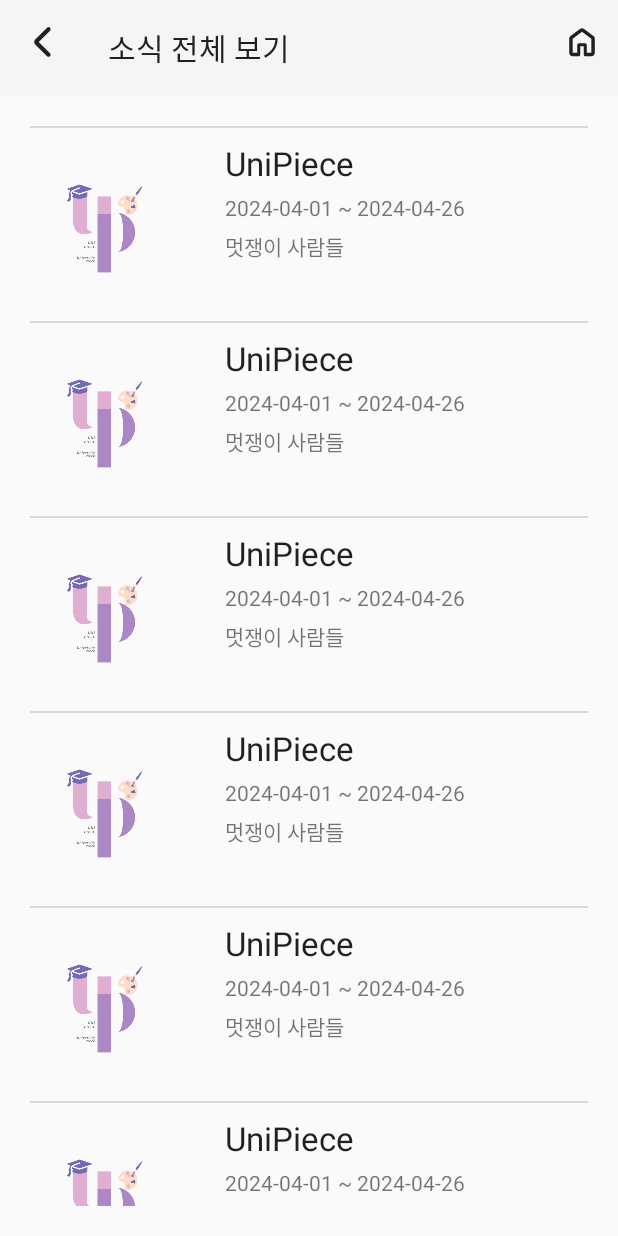
After one commit to APP-Android2/FinalProject-ShoppingMallService-team6, an Android app: the InfoAllActivity screen opened directly, with no data from a screen before it, on a phone screen of 412 x 824 dp. The commit adds this screen. Run offline under Robolectric (Android 15) with nearby library versions, the phone set to English and light mode, and no system bars.

Commit message:
[Feat]#23_InfoAllActivity 구현 완료

```diff
--- a/app/src/main/AndroidManifest.xml
+++ b/app/src/main/AndroidManifest.xml
@@ -13,8 +13,11 @@
         android:theme="@style/Theme.UniPiece"
         tools:targetApi="31">
         <activity
+            android:name=".ui.infomation.InfoAllActivity"
+            android:exported="false" />
+        <activity
             android:name=".ui.infomation.InfoOneActivity"
-                  android:exported="false" />
+            android:exported="false" />
         <activity
             android:name=".ui.mygallery.PurchasedPieceDetailActivity"
             android:exported="false" />
--- a/app/src/main/java/kr/co/lion/unipiece/ui/home/HomeFragment.kt
+++ b/app/src/main/java/kr/co/lion/unipiece/ui/home/HomeFragment.kt
@@ -10,6 +10,7 @@ import kr.co.lion.unipiece.R
 import kr.co.lion.unipiece.databinding.FragmentHomeBinding
 import kr.co.lion.unipiece.ui.MainActivity
 import kr.co.lion.unipiece.ui.author.AddAuthorActivity
+import kr.co.lion.unipiece.ui.infomation.InfoAllActivity
 
 class HomeFragment : Fragment() {
 
@@ -30,6 +31,9 @@ class HomeFragment : Fragment() {
             button.setOnClickListener {
                 startActivity(Intent(mainActivity, AddAuthorActivity::class.java))
             }
+            button2.setOnClickListener {
+                startActivity(Intent(mainActivity, InfoAllActivity::class.java))
+            }
         }
     }
 }
--- /dev/null
+++ b/app/src/main/java/kr/co/lion/unipiece/ui/infomation/InfoAllActivity.kt
@@ -0,0 +1,90 @@
+package kr.co.lion.unipiece.ui.infomation
+
+import androidx.appcompat.app.AppCompatActivity
+import android.os.Bundle
+import android.view.ViewGroup
+import androidx.recyclerview.widget.LinearLayoutManager
+import androidx.recyclerview.widget.RecyclerView
+import com.google.android.material.divider.MaterialDividerItemDecoration
+import kr.co.lion.unipiece.R
+import kr.co.lion.unipiece.databinding.ActivityInfoAllBinding
+import kr.co.lion.unipiece.databinding.InfoAllBinding
+
+class InfoAllActivity : AppCompatActivity() {
+
+    lateinit var activityInfoAllBinding: ActivityInfoAllBinding
+    override fun onCreate(savedInstanceState: Bundle?) {
+        super.onCreate(savedInstanceState)
+        activityInfoAllBinding = ActivityInfoAllBinding.inflate(layoutInflater)
+        setContentView(activityInfoAllBinding.root)
+        settingToolBar()
+        settingAdapter()
+    }
+
+    //툴바
+    private fun settingToolBar(){
+        activityInfoAllBinding.apply {
+            toolBarInfoAll.apply {
+                title = "소식 전체 보기"
+                setNavigationIcon(R.drawable.back_icon)
+                setNavigationOnClickListener {
+                    finish()
+                }
+                inflateMenu(R.menu.menu_home)
+                setOnMenuItemClickListener {
+                    when(it.itemId){
+                        R.id.menu_home -> {
+                            finish()
+                        }
+                    }
+
+                    true
+                }
+            }
+        }
+    }
+
+
+    private fun settingAdapter(){
+        activityInfoAllBinding.apply {
+            recyclerviewInfoAll.apply {
+                adapter = RecyclerviewAdapter()
+                layoutManager = LinearLayoutManager(this@InfoAllActivity)
+            }
+        }
+    }
+
+
+    inner class RecyclerviewAdapter:RecyclerView.Adapter<RecyclerviewAdapter.ViewHolderClass>(){
+
+        inner class ViewHolderClass(infoAllBinding: InfoAllBinding):RecyclerView.ViewHolder(infoAllBinding.root){
+            var infoAllBinding :InfoAllBinding
+
+            init {
+                this.infoAllBinding = infoAllBinding
+                this.infoAllBinding.root.layoutParams = ViewGroup.LayoutParams(
+                    ViewGroup.LayoutParams.MATCH_PARENT,
+                    ViewGroup.LayoutParams.WRAP_CONTENT
+                )
+
+            }
+        }
+
+        override fun onCreateViewHolder(parent: ViewGroup, viewType: Int): ViewHolderClass {
+            var infoAllBinding = InfoAllBinding.inflate(layoutInflater)
+            var viewHolder = ViewHolderClass(infoAllBinding)
+            return viewHolder
+        }
+
+        override fun getItemCount(): Int {
+            return 30
+        }
+
+        override fun onBindViewHolder(holder: ViewHolderClass, position: Int) {
+            holder.infoAllBinding.imageView2.setImageResource(R.drawable.icon)
+            holder.infoAllBinding.textInfoAllTitle.text = "UniPiece"
+            holder.infoAllBinding.textInfoAllDate.text = "2024-04-01 ~ 2024-04-26"
+            holder.infoAllBinding.textInfoAllAuthorName.text = "멋쟁이 사람들"
+        }
+    }
+}
--- /dev/null
+++ b/app/src/main/res/layout/activity_info_all.xml
@@ -0,0 +1,29 @@
+<?xml version="1.0" encoding="utf-8"?>
+<LinearLayout xmlns:android="http://schemas.android.com/apk/res/android"
+    xmlns:app="http://schemas.android.com/apk/res-auto"
+    xmlns:tools="http://schemas.android.com/tools"
+    android:layout_width="match_parent"
+    android:layout_height="match_parent"
+    android:orientation="vertical"
+    tools:context=".ui.infomation.InfoAllActivity">
+
+    <com.google.android.material.appbar.MaterialToolbar
+        android:id="@+id/toolBarInfoAll"
+        android:layout_width="match_parent"
+        android:layout_height="64dp"
+        android:background="?attr/colorPrimary"
+        android:minHeight="?attr/actionBarSize"
+        android:theme="?attr/actionBarTheme" />
+
+    <LinearLayout
+        android:layout_width="match_parent"
+        android:layout_height="match_parent"
+        android:orientation="vertical"
+        android:padding="20dp">
+
+        <androidx.recyclerview.widget.RecyclerView
+            android:id="@+id/recyclerviewInfoAll"
+            android:layout_width="match_parent"
+            android:layout_height="match_parent" />
+    </LinearLayout>
+</LinearLayout>
--- a/app/src/main/res/layout/fragment_home.xml
+++ b/app/src/main/res/layout/fragment_home.xml
@@ -17,4 +17,11 @@
         android:layout_height="wrap_content"
         android:text="Button" />
 
+    <Button
+        android:id="@+id/button2"
+        android:layout_width="wrap_content"
+        android:layout_height="wrap_content"
+        android:layout_marginTop="50dp"
+        android:text="Button" />
+
 </FrameLayout>
--- /dev/null
+++ b/app/src/main/res/layout/info_all.xml
@@ -0,0 +1,59 @@
+<?xml version="1.0" encoding="utf-8"?>
+<androidx.constraintlayout.widget.ConstraintLayout xmlns:android="http://schemas.android.com/apk/res/android"
+    xmlns:app="http://schemas.android.com/apk/res-auto"
+    xmlns:tools="http://schemas.android.com/tools"
+    android:layout_width="match_parent"
+    android:layout_height="match_parent"
+    android:orientation="vertical">
+
+    <ImageView
+        android:id="@+id/imageView2"
+        android:layout_width="100dp"
+        android:layout_height="120dp"
+        android:layout_marginTop="10dp"
+        app:layout_constraintStart_toStartOf="parent"
+        app:layout_constraintTop_toTopOf="parent"
+        app:srcCompat="@drawable/icon" />
+
+    <TextView
+        android:id="@+id/textInfoAllTitle"
+        android:layout_width="wrap_content"
+        android:layout_height="wrap_content"
+        android:layout_marginStart="30dp"
+        android:layout_marginTop="10dp"
+        android:text="TextView"
+        android:textAppearance="@style/TextAppearance.AppCompat.Large"
+        app:layout_constraintStart_toEndOf="@+id/imageView2"
+        app:layout_constraintTop_toTopOf="parent" />
+
+    <TextView
+        android:id="@+id/textInfoAllDate"
+        android:layout_width="wrap_content"
+        android:layout_height="wrap_content"
+        android:layout_marginStart="30dp"
+        android:layout_marginTop="5dp"
+        android:text="TextView"
+        app:layout_constraintStart_toEndOf="@+id/imageView2"
+        app:layout_constraintTop_toBottomOf="@+id/textInfoAllTitle" />
+
+    <TextView
+        android:id="@+id/textInfoAllAuthorName"
+        android:layout_width="wrap_content"
+        android:layout_height="wrap_content"
+        android:layout_marginStart="30dp"
+        android:layout_marginTop="5dp"
+        android:text="TextView"
+        app:layout_constraintStart_toEndOf="@+id/imageView2"
+        app:layout_constraintTop_toBottomOf="@+id/textInfoAllDate" />
+
+    <com.google.android.material.divider.MaterialDivider
+        android:id="@+id/view"
+        android:layout_width="wrap_content"
+        android:layout_height="wrap_content"
+        android:layout_marginStart="16dp"
+        android:layout_marginEnd="16dp"
+        app:dividerColor="@color/lightgray"
+        app:layout_constraintEnd_toEndOf="parent"
+        app:layout_constraintStart_toStartOf="parent"
+        tools:layout_editor_absoluteY="161dp" />
+</androidx.constraintlayout.widget.ConstraintLayout>
```
